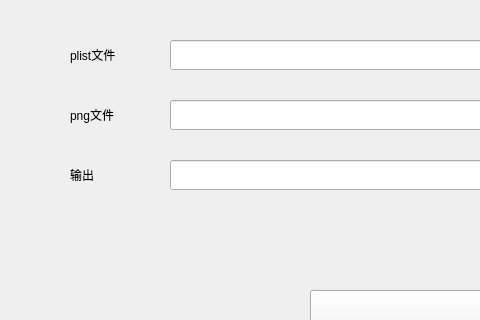
First picture: the form in UI/ui_createBmFont.ui, repository SkyshanInc/SkyshanTool, before the edit; both pictures show x 0 to 480 and y 0 to 320 of the 800 by 600 pixel window.
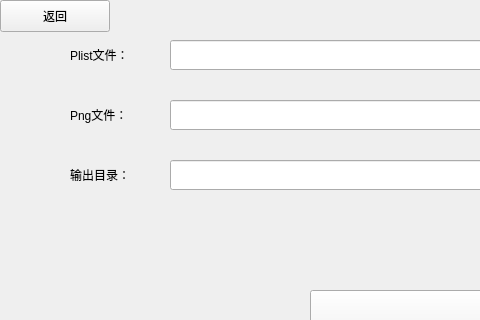
Second picture: the form after the edit.

Patch:
```diff
--- a/UI/ui_createBmFont.ui
+++ b/UI/ui_createBmFont.ui
@@ -10,6 +10,18 @@
     <height>600</height>
    </rect>
   </property>
+  <property name="minimumSize">
+   <size>
+    <width>800</width>
+    <height>600</height>
+   </size>
+  </property>
+  <property name="maximumSize">
+   <size>
+    <width>800</width>
+    <height>600</height>
+   </size>
+  </property>
   <property name="windowTitle">
    <string>MainWindow</string>
   </property>
@@ -27,7 +39,7 @@
      <string notr="true">font: 16pt &quot;Helvetica&quot;;</string>
     </property>
     <property name="text">
-     <string>png文件</string>
+     <string>Png文件：</string>
     </property>
    </widget>
    <widget class="QPushButton" name="btn_selPlist">
@@ -56,7 +68,7 @@
      <string notr="true">font: 16pt &quot;Helvetica&quot;;</string>
     </property>
     <property name="text">
-     <string>plist文件</string>
+     <string>Plist文件：</string>
     </property>
    </widget>
    <widget class="QPushButton" name="btn_selPng">
@@ -85,7 +97,7 @@
      <string notr="true">font: 16pt &quot;Helvetica&quot;;</string>
     </property>
     <property name="text">
-     <string>输出</string>
+     <string>输出目录：</string>
     </property>
    </widget>
    <widget class="QPushButton" name="btn_selSavePath">
@@ -144,6 +156,19 @@
      </rect>
     </property>
    </widget>
+   <widget class="QPushButton" name="btn_back">
+    <property name="geometry">
+     <rect>
+      <x>0</x>
+      <y>0</y>
+      <width>110</width>
+      <height>32</height>
+     </rect>
+    </property>
+    <property name="text">
+     <string>返回</string>
+    </property>
+   </widget>
   </widget>
   <widget class="QMenuBar" name="menubar">
    <property name="geometry">
```
Left out of the diff: 2 changed lines with no effect on the pictures.
